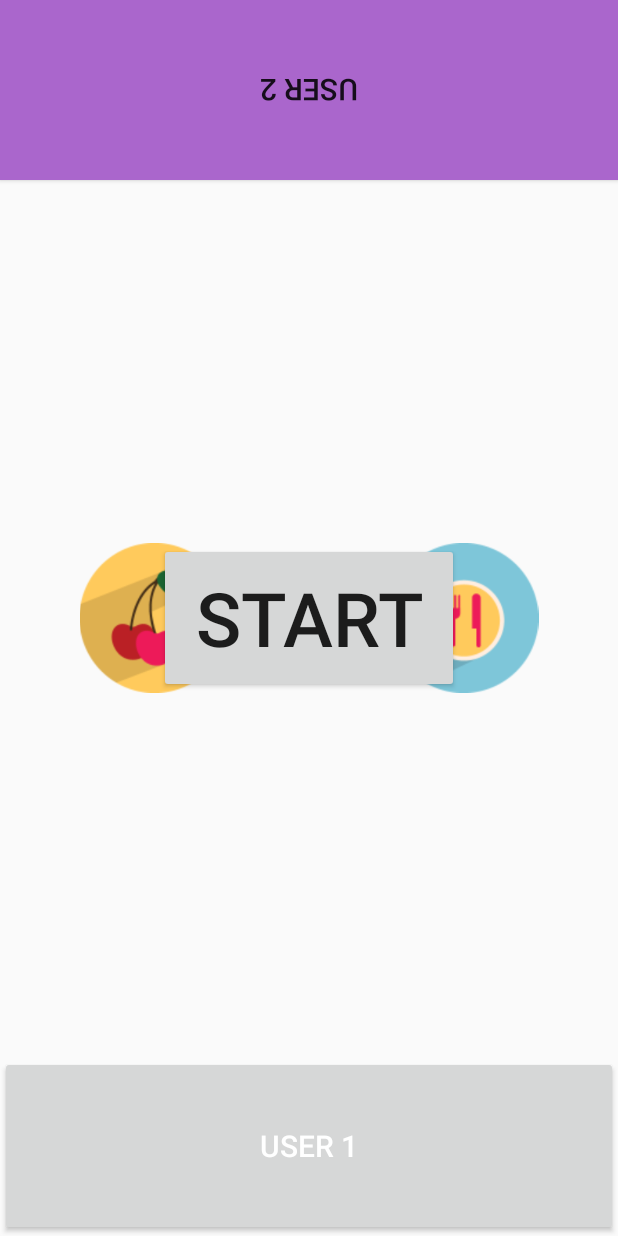
After one commit to MaciekBro/SdaCourseTools, an Android app: the layout reflex_activity_main.xml on its own in the app's theme, with its tools: preview values and no code run, on a phone screen of 412 x 824 dp. The commit adds this screen. Run offline under Robolectric (Android 15) with nearby library versions, the phone set to English and light mode, and no system bars.

Commit message:
commit to a new branch

```diff
--- a/app/src/main/AndroidManifest.xml
+++ b/app/src/main/AndroidManifest.xml
@@ -17,7 +17,7 @@
         </activity>
 
         <activity android:name=".drawingApplication.DrawingMainActivity"></activity>
-
+        <activity android:name=".reflexGame.ReflexMainActivity"></activity>
 
     </application>
 
--- /dev/null
+++ b/app/src/main/res/layout/reflex_activity_main.xml
@@ -0,0 +1,77 @@
+<?xml version="1.0" encoding="utf-8"?>
+<RelativeLayout xmlns:android="http://schemas.android.com/apk/res/android"
+    xmlns:tools="http://schemas.android.com/tools"
+    android:id="@+id/activity_main"
+    android:layout_width="match_parent"
+    android:layout_height="match_parent"
+    >
+
+
+    <Button
+        android:id="@+id/buttonUser2"
+        android:layout_width="match_parent"
+        android:layout_height="120dp"
+        android:background="@android:color/holo_purple"
+        android:elevation="1dp"
+        android:rotation="-180"
+        android:text="User 2"
+
+        android:textSize="20sp" />
+
+    <LinearLayout
+        android:layout_width="match_parent"
+        android:layout_height="wrap_content"
+        android:layout_above="@+id/buttonUser1"
+        android:layout_below="@+id/buttonUser2"
+        android:layout_centerInParent="true"
+        android:layout_weight="2"
+        android:gravity="center"
+        android:orientation="horizontal"
+
+        >
+
+        <ImageView
+            android:id="@+id/image_view_left"
+            android:layout_width="match_parent"
+            android:layout_height="100dp"
+            android:layout_weight="1"
+            android:src="@drawable/five" />
+
+        <ImageView
+            android:id="@+id/image_view_right"
+            android:layout_width="match_parent"
+            android:layout_height="100dp"
+            android:layout_weight="1"
+            android:src="@drawable/three" />
+
+    </LinearLayout>
+
+    <Button
+        android:id="@+id/startButton"
+        android:layout_width="200dp"
+        android:layout_height="100dp"
+        android:layout_centerInParent="true"
+        android:text="START"
+        android:textSize="50sp" />
+
+
+    <TextView
+        android:id="@+id/text3"
+        android:layout_width="wrap_content"
+        android:layout_height="wrap_content"
+        android:layout_centerInParent="true"
+        android:text="3"
+        android:alpha="1"
+        android:textSize="90sp" />
+
+    <Button
+        android:id="@+id/buttonUser1"
+        android:layout_width="match_parent"
+        android:layout_height="120dp"
+        android:layout_alignParentBottom="true"
+        android:text="USER 1"
+        android:textColor="@android:color/white"
+        android:textSize="20sp" />
+
+
+</RelativeLayout>
--- a/app/src/main/res/menu/main.xml
+++ b/app/src/main/res/menu/main.xml
@@ -4,8 +4,7 @@
     <item
         android:id="@+id/clear"
         android:title="Clear"
-        android:showAsAction="never"
-        ></item>
+        android:showAsAction="never" />
 
 
 </menu>
--- a/build.gradle
+++ b/build.gradle
@@ -5,7 +5,7 @@ buildscript {
         jcenter()
     }
     dependencies {
-        classpath 'com.android.tools.build:gradle:2.2.1'
+        classpath 'com.android.tools.build:gradle:2.2.3'
 
         // NOTE: Do not place your application dependencies here; they belong
         // in the individual module build.gradle files
```
Also changed, not shown: app/src/main/java/com/example/rent/sdacoursetools/MainActivity.java (+12 -2 lines), app/src/main/java/com/example/rent/sdacoursetools/reflexGame/IntroAnimator.java (added, +43 -0 lines), app/src/main/java/com/example/rent/sdacoursetools/reflexGame/ReflexMainActivity.java (added, +154 -0 lines), app/src/main/res/drawable/five.png (added), app/src/main/res/drawable/four.png (added), app/src/main/res/drawable/one.png (added), app/src/main/res/drawable/three.png (added), app/src/main/res/drawable/two.png (added).
